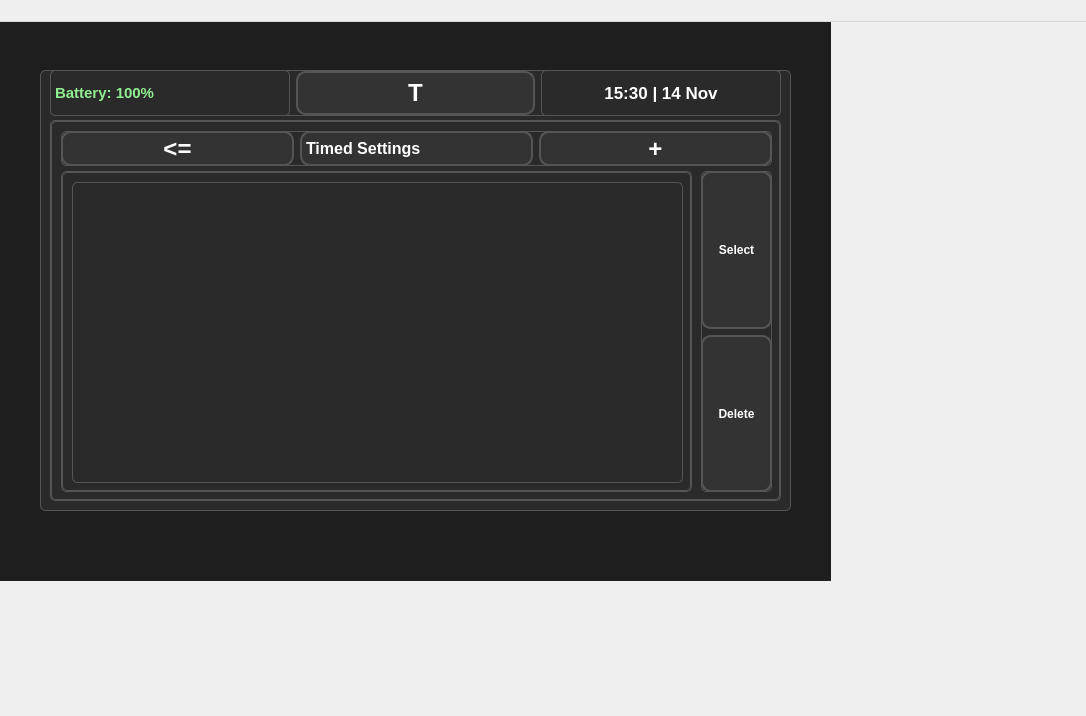
Before: the Qt Designer form src/timedsettingsprofiles.ui in Jelloge/insulin-pump-project, drawn with Qt 5.
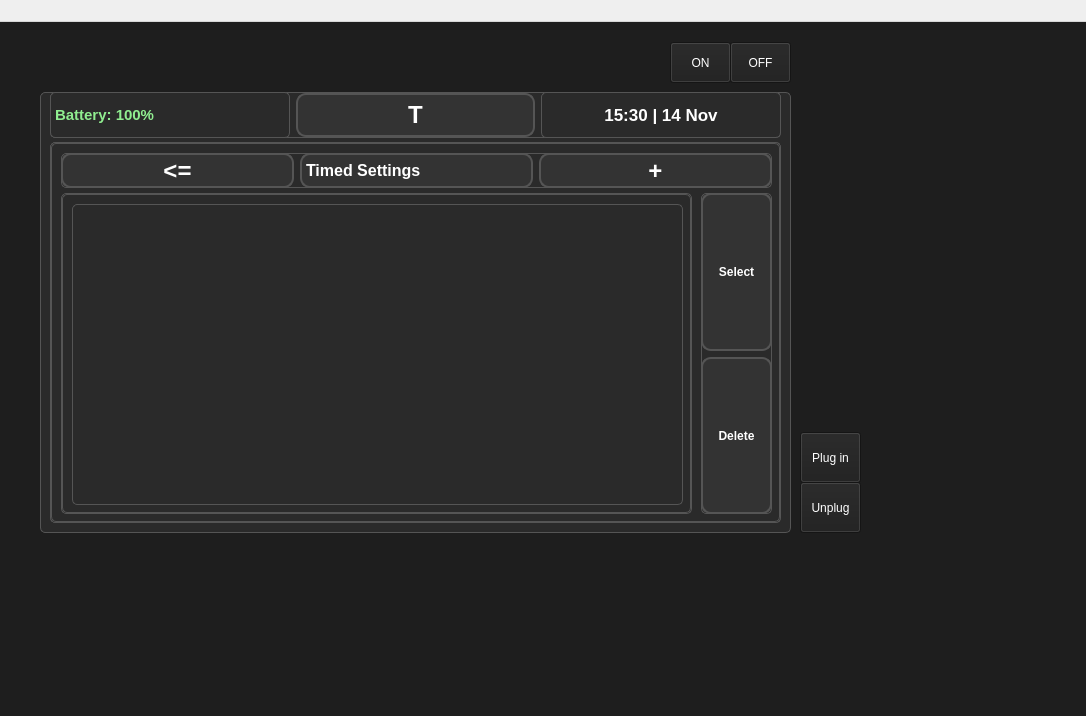
After: the same form once the commit is applied. The open tabs and pages were chosen to show the change.

```diff
--- a/src/timedsettingsprofiles.ui
+++ b/src/timedsettingsprofiles.ui
@@ -27,9 +27,9 @@
    <property name="geometry">
     <rect>
      <x>0</x>
-     <y>0</y>
-     <width>831</width>
-     <height>581</height>
+     <y>22</y>
+     <width>1086</width>
+     <height>716</height>
     </rect>
    </property>
    <property name="sizePolicy">
@@ -525,6 +525,58 @@
      </layout>
     </widget>
    </widget>
+   <widget class="QPushButton" name="turnOnButton">
+    <property name="geometry">
+     <rect>
+      <x>670</x>
+      <y>20</y>
+      <width>61</width>
+      <height>41</height>
+     </rect>
+    </property>
+    <property name="text">
+     <string>ON</string>
+    </property>
+   </widget>
+   <widget class="QPushButton" name="ChargeButton">
+    <property name="geometry">
+     <rect>
+      <x>800</x>
+      <y>410</y>
+      <width>61</width>
+      <height>51</height>
+     </rect>
+    </property>
+    <property name="text">
+     <string>Plug in</string>
+    </property>
+   </widget>
+   <widget class="QPushButton" name="turnOffButton">
+    <property name="geometry">
+     <rect>
+      <x>730</x>
+      <y>20</y>
+      <width>61</width>
+      <height>41</height>
+     </rect>
+    </property>
+    <property name="text">
+     <string>OFF</string>
+    </property>
+   </widget>
+   <widget class="QPushButton" name="UnplugButton">
+    <property name="geometry">
+     <rect>
+      <x>800</x>
+      <y>460</y>
+      <width>61</width>
+      <height>51</height>
+     </rect>
+    </property>
+    <property name="text">
+     <string>Unplug</string>
+    </property>
+   </widget>
   </widget>
   <widget class="QMenuBar" name="menubar">
    <property name="geometry">
```
Left out of the diff: 2 changed lines with no effect on the pictures.
